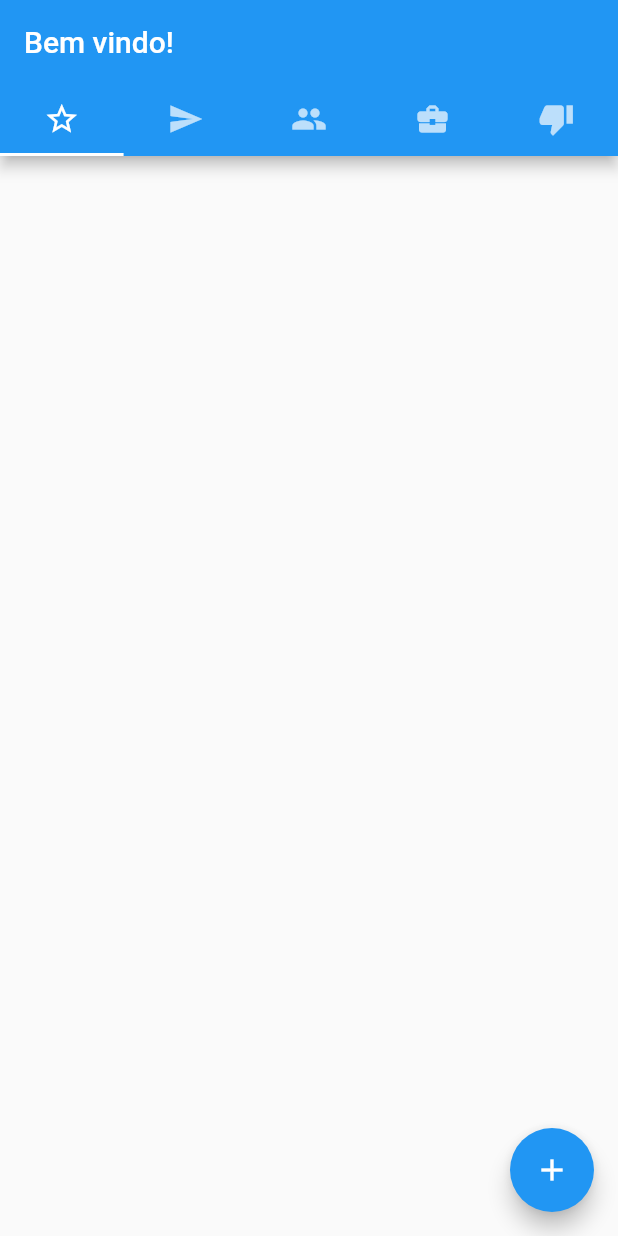
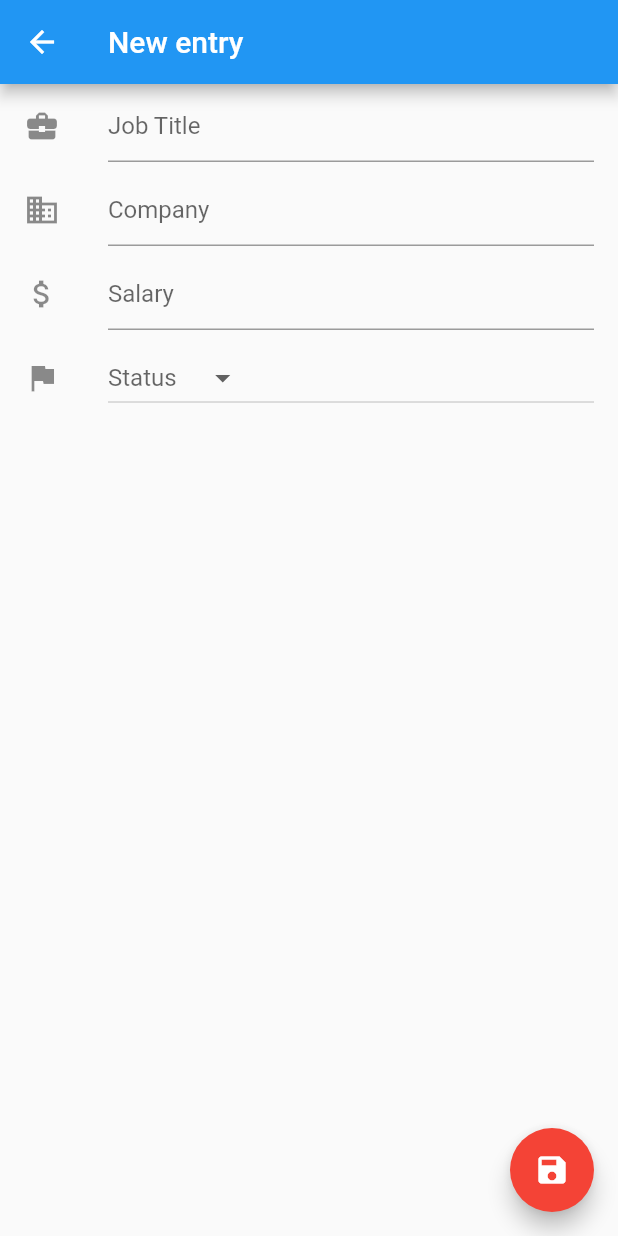
Before and after one commit to ramondesc/job_application_tracker, a Flutter app: the screen it shows after launch, after a tap on the "add" icon, on a phone screen of 412 x 824 dp. Run offline on Flutter 3.47's test engine with Material 2 defaults, Android fonts, the phone set to English and light mode, and no system bars; our stand-ins replace flutter_slidable, moor, moor_flutter; generated files the repository leaves out were written again.

Commit message:
New offer navigation

```diff
--- a/lib/new_offer.dart
+++ b/lib/new_offer.dart
@@ -0,0 +1,101 @@
+//import 'Offer.dart';
+import 'package:flutter/material.dart';
+//import 'data/moor_database.dart';
+//import 'package:provider/provider.dart';
+
+class NewOffer extends StatefulWidget {
+  @override
+  _NewOfferState createState() {
+    return _NewOfferState();
+  }
+}
+
+class _NewOfferState extends State<NewOffer> {
+  final _jobTitleController = TextEditingController();
+  final _companyController = TextEditingController();
+  final _salaryController = TextEditingController();
+  final _formKey = GlobalKey<FormState>();
+  String offerStatus;
+
+  List<String> _applicationStatus = [
+    'Wishlist',
+    'Applied',
+    'Interview',
+    'Offer',
+    'Rejected'
+  ];
+
+  @override
+  void dispose() {
+    // Clean up the controller when the Widget is disposed
+    _jobTitleController.dispose();
+    _companyController.dispose();
+    _salaryController.dispose();
+
+    super.dispose();
+  }
+
+  @override
+  Widget build(BuildContext context) {
+    return Scaffold(
+        appBar: AppBar(
+          title: Text("New entry"),
+        ),
+        body: Form(
+          key: _formKey,
+          child: Column(
+            children: <Widget>[
+              new ListTile(
+                  leading: const Icon(Icons.business_center),
+                  title: new TextFormField(
+                    controller: _jobTitleController,
+                    decoration: new InputDecoration(
+                      hintText: "Job Title",
+                    ),
+                  )),
+              new ListTile(
+                  leading: const Icon(Icons.business),
+                  title: new TextFormField(
+                    controller: _companyController,
+                    decoration: new InputDecoration(
+                      hintText: "Company",
+                    ),
+                  )),
+              new ListTile(
+                  leading: const Icon(Icons.attach_money),
+                  title: new TextFormField(
+                    controller: _salaryController,
+                    decoration: new InputDecoration(
+                      hintText: "Salary",
+                    ),
+                  )),
+              new ListTile(
+                  leading: Icon(Icons.flag),
+                  title: new DropdownButton<String>(
+                    items: _applicationStatus.map((String value) {
+                      return new DropdownMenuItem<String>(
+                          child: new Text(value), value: value);
+                    }).toList(),
+                    hint: Text('Status'),
+                    value: offerStatus,
+                    onChanged: (val) {
+                      offerStatus = val;
+                      setState(() {});
+                    },
+                  )),
+            ],
+          ),
+        ),
+        floatingActionButton: FloatingActionButton(
+          tooltip: 'Save',
+          backgroundColor: Colors.red,
+          onPressed: () {
+            if (_formKey.currentState.validate()) {
+              //final dao = Provider.of<OfferDao>(context);
+              }
+            Navigator.pop(context);
+          },
+          child: Icon(Icons.save),
+        ));
+  }
+}
--- a/lib/ui/offer_list.dart
+++ b/lib/ui/offer_list.dart
@@ -3,6 +3,7 @@ import 'package:flutter/material.dart';
 import 'package:provider/provider.dart';
 import 'package:flutter_slidable/flutter_slidable.dart';
 import '../data/moor_database.dart';
+import 'package:job_application_tracking/new_offer.dart';
 
 class OfferList extends StatelessWidget {
   @override
@@ -11,7 +12,7 @@ class OfferList extends StatelessWidget {
         length: 5,
         child: Scaffold(
             appBar: AppBar(
-              title: Text('Bem vindo!'),
+              title: Text('Welcome!'),
               bottom: TabBar(tabs: [
                 Tab(icon: Icon(Icons.star_border)),
                 Tab(icon: Icon(Icons.send)),
@@ -29,10 +30,10 @@ class OfferList extends StatelessWidget {
             ),
             floatingActionButton: FloatingActionButton(
               onPressed: () {
-                /*Navigator.push(
+                Navigator.push(
                 context,
                 MaterialPageRoute(builder: (context) => NewOffer()),
-              );*/
+              );
               },
               tooltip: 'New entry',
               child: Icon(Icons.add),
```
